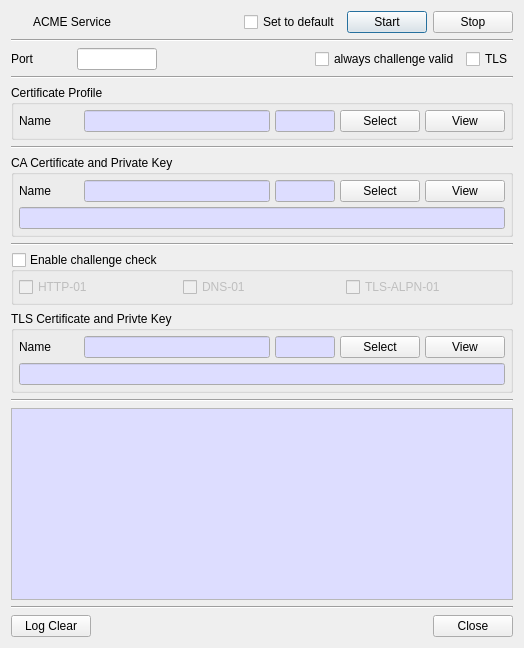
This is CertMan/acme_service_dlg.ui in jykim74/CertMan as Qt 5 draws it before an edit. The edited form follows.
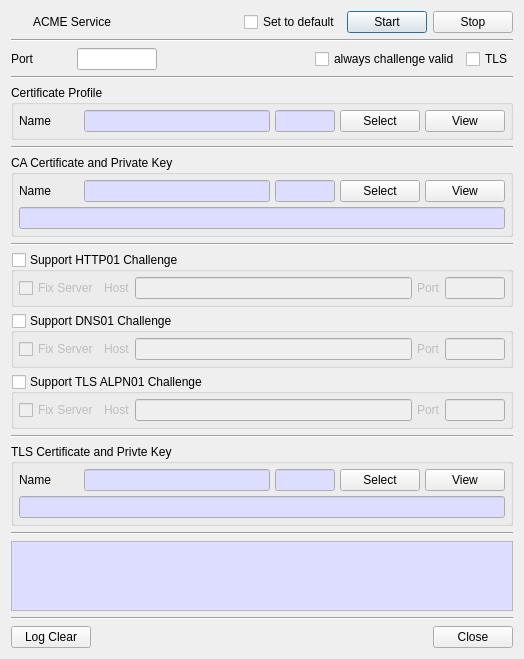
This is the edited form. Icons and pictures are not drawn.

Commit message: ACME Challenge 기능 추가

Patch:
```diff
--- a/CertMan/acme_service_dlg.ui
+++ b/CertMan/acme_service_dlg.ui
@@ -7,7 +7,7 @@
     <x>0</x>
     <y>0</y>
     <width>524</width>
-    <height>648</height>
+    <height>654</height>
    </rect>
   </property>
   <property name="windowTitle">
@@ -447,7 +447,7 @@
     </widget>
    </item>
    <item>
-    <widget class="Line" name="line_4">
+    <widget class="Line" name="line_7">
      <property name="orientation">
       <enum>Qt::Horizontal</enum>
      </property>
@@ -462,7 +462,7 @@
       </size>
      </property>
      <property name="title">
-      <string>Enable challenge check</string>
+      <string>Support HTTP01 Challenge</string>
      </property>
      <property name="checkable">
       <bool>true</bool>
@@ -488,32 +488,200 @@
       </property>
       <item>
        <layout class="QGridLayout" name="gridLayout_7">
+        <item row="0" column="1">
+         <widget class="QLabel" name="label_6">
+          <property name="text">
+           <string>Host</string>
+          </property>
+         </widget>
+        </item>
+        <item row="0" column="2">
+         <widget class="QLineEdit" name="mHTTP01HostText"/>
+        </item>
         <item row="0" column="0">
          <widget class="QCheckBox" name="mHttp01Check">
           <property name="text">
-           <string>HTTP-01</string>
+           <string>Fix Server</string>
           </property>
          </widget>
         </item>
+        <item row="0" column="3">
+         <widget class="QLabel" name="label_7">
+          <property name="text">
+           <string>Port</string>
+          </property>
+         </widget>
+        </item>
+        <item row="0" column="4">
+         <widget class="QLineEdit" name="mHTTP01PortText">
+          <property name="maximumSize">
+           <size>
+            <width>60</width>
+            <height>16777215</height>
+           </size>
+          </property>
+         </widget>
+        </item>
+       </layout>
+      </item>
+     </layout>
+    </widget>
+   </item>
+   <item>
+    <widget class="QGroupBox" name="mDNS01Group">
+     <property name="minimumSize">
+      <size>
+       <width>0</width>
+       <height>0</height>
+      </size>
+     </property>
+     <property name="title">
+      <string>Support DNS01 Challenge</string>
+     </property>
+     <property name="checkable">
+      <bool>true</bool>
+     </property>
+     <property name="checked">
+      <bool>false</bool>
+     </property>
+     <layout class="QVBoxLayout" name="verticalLayout_6">
+      <property name="spacing">
+       <number>5</number>
+      </property>
+      <property name="leftMargin">
+       <number>5</number>
+      </property>
+      <property name="topMargin">
+       <number>5</number>
+      </property>
+      <property name="rightMargin">
+       <number>5</number>
+      </property>
+      <property name="bottomMargin">
+       <number>5</number>
+      </property>
+      <item>
+       <layout class="QGridLayout" name="gridLayout_8">
         <item row="0" column="1">
-         <widget class="QCheckBox" name="mDNS01Check">
+         <widget class="QLabel" name="label_8">
           <property name="text">
-           <string>DNS-01</string>
+           <string>Host</string>
           </property>
          </widget>
         </item>
+        <item row="0" column="3">
+         <widget class="QLabel" name="label_9">
+          <property name="text">
+           <string>Port</string>
+          </property>
+         </widget>
+        </item>
         <item row="0" column="2">
-         <widget class="QCheckBox" name="mTLS_ALPN01Check">
+         <widget class="QLineEdit" name="mDNS01HostText"/>
+        </item>
+        <item row="0" column="0">
+         <widget class="QCheckBox" name="mDNS01FixCheck">
           <property name="text">
-           <string>TLS-ALPN-01</string>
+           <string>Fix Server</string>
           </property>
          </widget>
         </item>
+        <item row="0" column="4">
+         <widget class="QLineEdit" name="mDNS01PortText">
+          <property name="maximumSize">
+           <size>
+            <width>60</width>
+            <height>16777215</height>
+           </size>
+          </property>
+         </widget>
+        </item>
        </layout>
       </item>
      </layout>
     </widget>
    </item>
+   <item>
+    <widget class="QGroupBox" name="mTLS_ALPN01Group">
+     <property name="minimumSize">
+      <size>
+       <width>0</width>
+       <height>0</height>
+      </size>
+     </property>
+     <property name="title">
+      <string>Support TLS ALPN01 Challenge</string>
+     </property>
+     <property name="checkable">
+      <bool>true</bool>
+     </property>
+     <property name="checked">
+      <bool>false</bool>
+     </property>
+     <layout class="QVBoxLayout" name="verticalLayout_7">
+      <property name="spacing">
+       <number>5</number>
+      </property>
+      <property name="leftMargin">
+       <number>5</number>
+      </property>
+      <property name="topMargin">
+       <number>5</number>
+      </property>
+      <property name="rightMargin">
+       <number>5</number>
+      </property>
+      <property name="bottomMargin">
+       <number>5</number>
+      </property>
+      <item>
+       <layout class="QGridLayout" name="gridLayout_9">
+        <item row="0" column="1">
+         <widget class="QLabel" name="label_10">
+          <property name="text">
+           <string>Host</string>
+          </property>
+         </widget>
+        </item>
+        <item row="0" column="2">
+         <widget class="QLineEdit" name="mTLS_ALPN01HostText"/>
+        </item>
+        <item row="0" column="0">
+         <widget class="QCheckBox" name="mTLS_ALPN01FixCheck">
+          <property name="text">
+           <string>Fix Server</string>
+          </property>
+         </widget>
+        </item>
+        <item row="0" column="3">
+         <widget class="QLabel" name="label_11">
+          <property name="text">
+           <string>Port</string>
+          </property>
+         </widget>
+        </item>
+        <item row="0" column="4">
+         <widget class="QLineEdit" name="mTLS_ALPN01PortText">
+          <property name="maximumSize">
+           <size>
+            <width>60</width>
+            <height>16777215</height>
+           </size>
+          </property>
+         </widget>
+        </item>
+       </layout>
+      </item>
+     </layout>
+    </widget>
+   </item>
+   <item>
+    <widget class="Line" name="line_4">
+     <property name="orientation">
+      <enum>Qt::Horizontal</enum>
+     </property>
+    </widget>
+   </item>
    <item>
     <widget class="QGroupBox" name="mTLSGroup">
      <property name="title">
```
Left out of the diff: 4 changed lines with no effect on the pictures. The commit also changes 4 other files.
